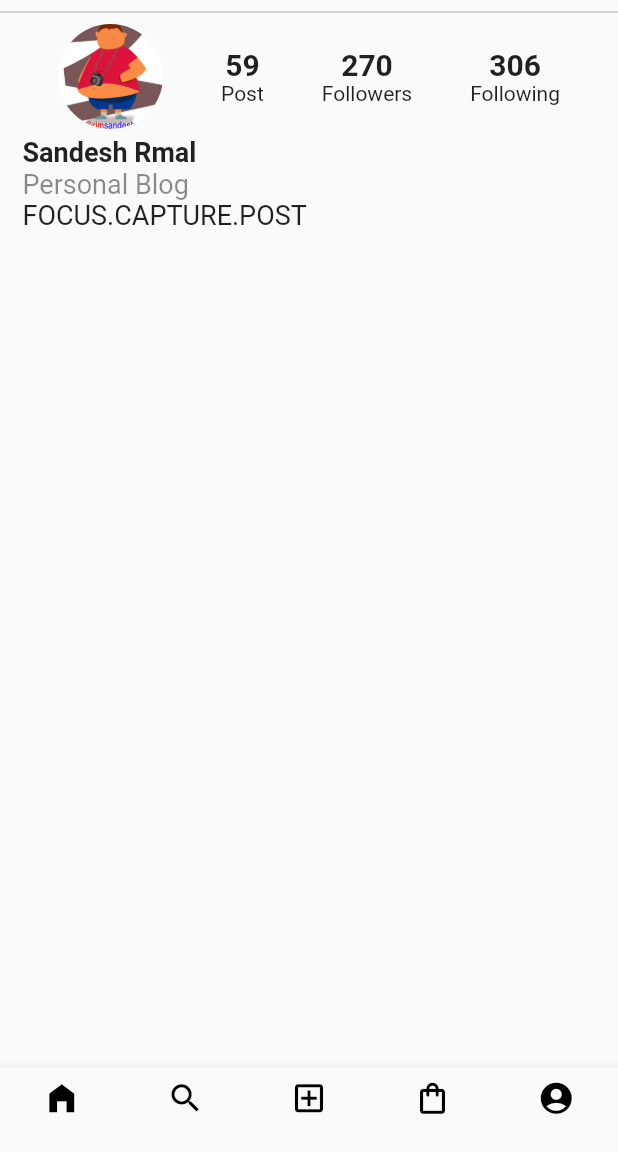
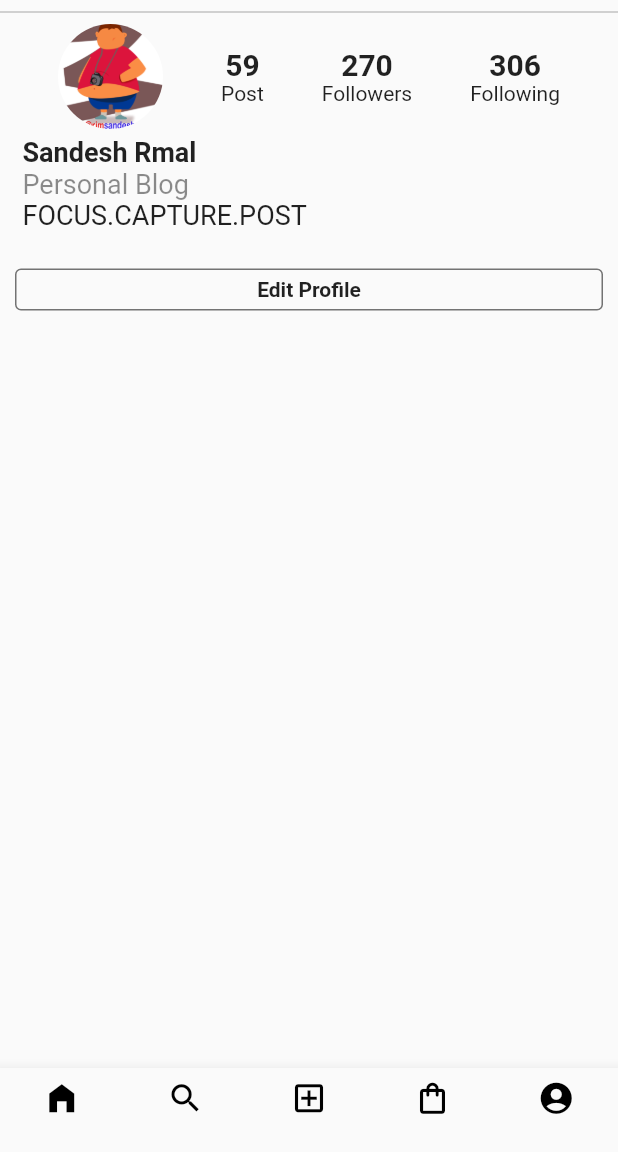
Before and after one commit to sandesh101/Instagram-UI, a Flutter app: the screen it shows after launch, item 5 of the bottom bar chosen, on a phone screen of 412 x 824 dp, the part 84-1236 px from its top. Run offline on Flutter 3.47's test engine with Material 2 defaults, Android fonts, the phone set to English and light mode, and no system bars.

Commit message:
Added Edit Profile

```diff
--- a/lib/account.dart
+++ b/lib/account.dart
@@ -118,7 +118,27 @@ class _AccountState extends State<Account> {
               ],
             ),
           ),
-          SizedBox(height: 5),
+          SizedBox(height: 15),
+          Container(
+            // height: 20,
+            margin: EdgeInsets.all(10),
+            width: double.infinity,
+            decoration: BoxDecoration(
+              border: Border.all(width: 1, color: Colors.black54),
+              borderRadius: BorderRadius.all(
+                Radius.circular(4.0),
+              ),
+            ),
+            child: Center(
+              child: Padding(
+                padding: const EdgeInsets.all(5.0),
+                child: Text(
+                  'Edit Profile',
+                  style: TextStyle(fontWeight: FontWeight.bold),
+                ),
+              ),
+            ),
+          ),
         ],
       ),
     );
```
